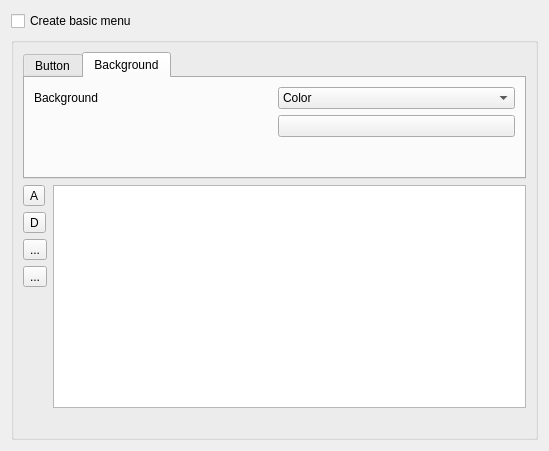
Before: the Qt Designer form src/widgets/dvdwizardmenu_ui.ui in KDE/kdenlive, drawn with Qt 5.
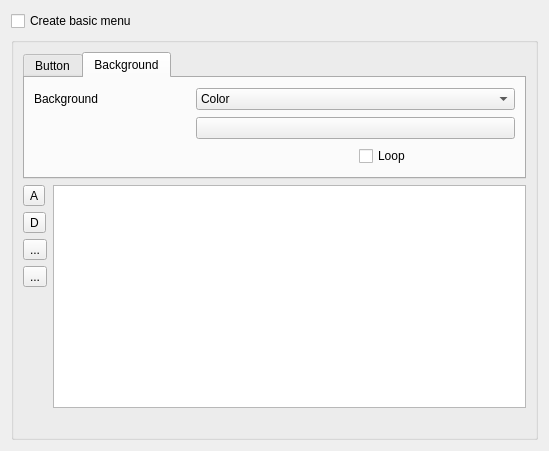
After: the same form once the commit is applied. The open tabs and pages were chosen to show the change. Custom widgets are drawn as their Qt base class.

Commit message: Fix issues with DVD wizard, allow to loop menu movie

Diff of the .ui file:
```diff
--- a/src/widgets/dvdwizardmenu_ui.ui
+++ b/src/widgets/dvdwizardmenu_ui.ui
@@ -158,7 +158,7 @@
             </property>
            </widget>
           </item>
-          <item row="0" column="1">
+          <item row="0" column="1" colspan="2">
            <widget class="KComboBox" name="background_list">
             <item>
              <property name="text">
@@ -177,12 +177,19 @@
             </item>
            </widget>
           </item>
-          <item row="1" column="1">
+          <item row="1" column="1" colspan="2">
            <widget class="KColorButton" name="background_color"/>
           </item>
           <item row="2" column="1">
            <widget class="KUrlRequester" name="background_image"/>
           </item>
+          <item row="2" column="2">
+           <widget class="QCheckBox" name="loop_movie">
+            <property name="text">
+             <string>Loop</string>
+            </property>
+           </widget>
+          </item>
          </layout>
         </widget>
        </widget>
```
The commit also changes 5 other files.
